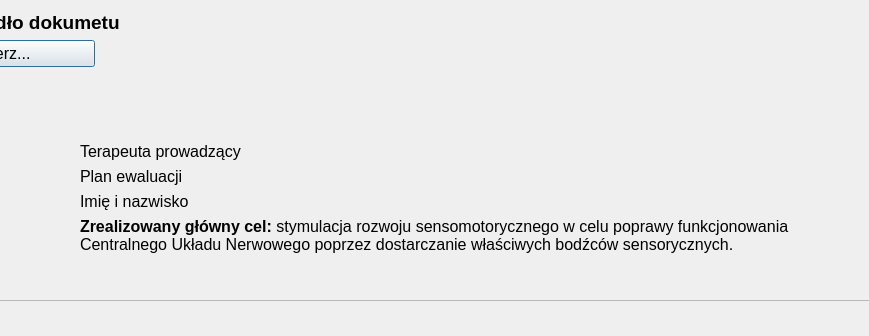
Qt form Plan-Describer/documentsummaryplandialog.ui (Barto-Paja/SI-Plan-Describer) before a commit; both pictures show x 116 to 985 and y 0 to 336 of the 1100 by 611 pixel window.
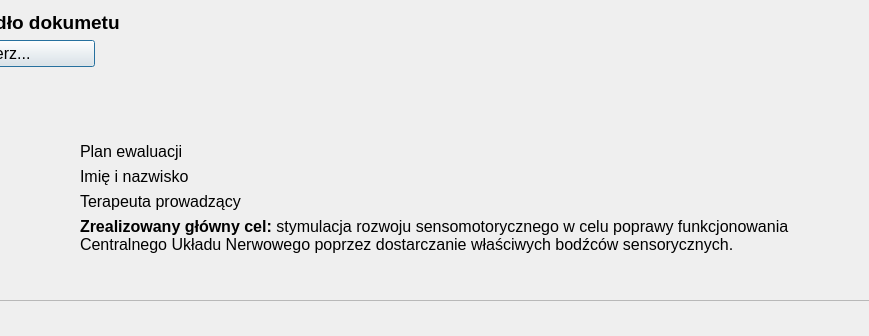
The same form after that commit. Icons and pictures are not drawn.

The edit to the form file:
```diff
--- a/Plan-Describer/documentsummaryplandialog.ui
+++ b/Plan-Describer/documentsummaryplandialog.ui
@@ -144,18 +144,6 @@
      </item>
      <item>
       <layout class="QVBoxLayout" name="verticalLayout_2">
-       <item>
-        <widget class="QLabel" name="label_therapistName">
-         <property name="font">
-          <font>
-           <pointsize>12</pointsize>
-          </font>
-         </property>
-         <property name="text">
-          <string>Terapeuta prowadzący</string>
-         </property>
-        </widget>
-       </item>
        <item>
         <widget class="QLabel" name="label_title">
          <property name="font">
@@ -180,6 +168,18 @@
          </property>
         </widget>
        </item>
+       <item>
+        <widget class="QLabel" name="label_therapistName">
+         <property name="font">
+          <font>
+           <pointsize>12</pointsize>
+          </font>
+         </property>
+         <property name="text">
+          <string>Terapeuta prowadzący</string>
+         </property>
+        </widget>
+       </item>
        <item>
         <widget class="QLabel" name="label_coreTarget">
          <property name="font">
```
